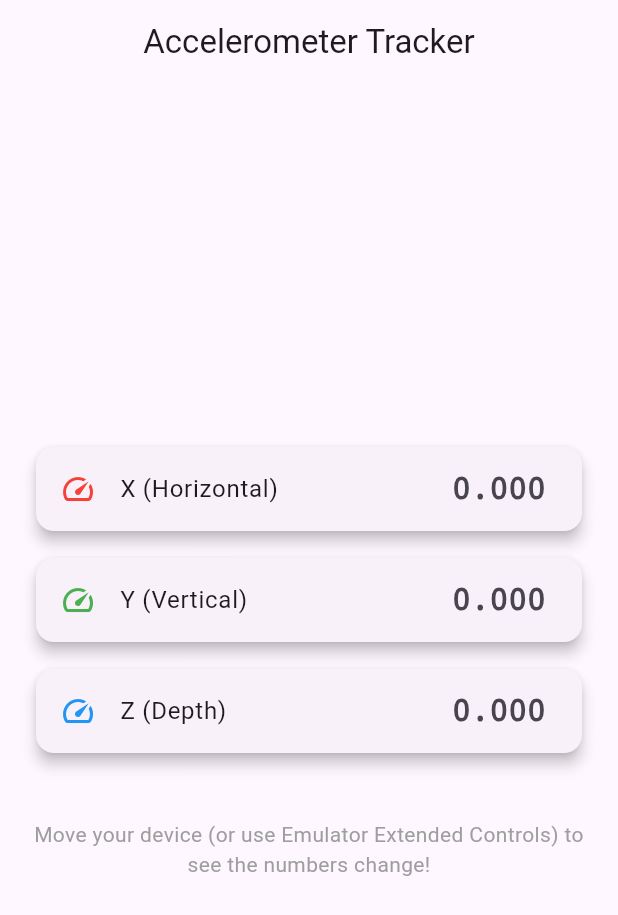
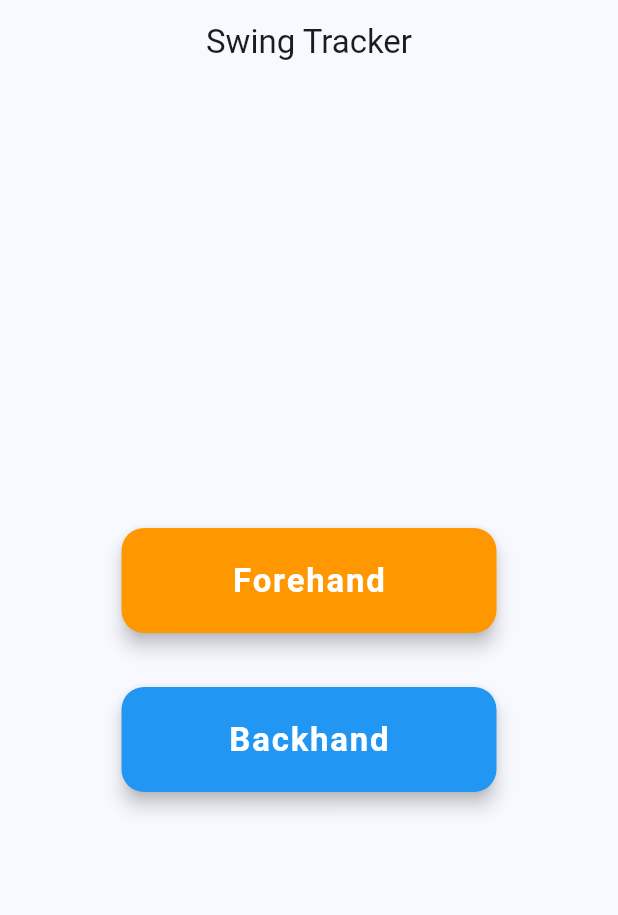
Before and after one commit to teodorkasap/flutter-extract-accelerometer-data-test, a Flutter app: the screen it shows after launch, on a phone screen of 412 x 824 dp. Shown: the top 915 px of the screen. Run offline on Flutter 3.47's test engine with Material 3 defaults, Android fonts, the phone set to English and light mode, and no system bars; our stand-ins replace sensors_plus.

Commit message:
implements app logic     1. selection screen     2. accelerometer_screen with data being shown
On branch selection-screen
Your branch is up to date with 'origin/selection-screen'.

Changes to be committed:
	modified:   lib/accelerometer_screen.dart
	modified:   lib/main.dart
	new file:   lib/selection_screen.dart
	new file:   lib/ui/shot_button.dart

```diff
--- a/lib/accelerometer_screen.dart
+++ b/lib/accelerometer_screen.dart
@@ -5,7 +5,8 @@ import 'ui/sensorDataCard.dart';
 
 
 class AccelerometerScreen extends StatefulWidget {
-  const AccelerometerScreen({super.key});
+  final String shotType;
+  const AccelerometerScreen({super.key, required this.shotType});
 
   @override
   State<AccelerometerScreen> createState() => _AccelerometerScreenState();
@@ -51,7 +52,7 @@ class _AccelerometerScreenState extends State<AccelerometerScreen> {
 
     return Scaffold(
       appBar: AppBar(
-        title: const Text('Accelerometer Tracker'),
+        title: Text('Recording ${widget.shotType}'),
         centerTitle: true,
       ),
       body: Center(
--- a/lib/main.dart
+++ b/lib/main.dart
@@ -1,7 +1,6 @@
-import 'dart:async';
 import 'package:flutter/material.dart';
-import 'package:sensors_plus/sensors_plus.dart';
-import 'accelerometer_screen.dart';
+import 'ui/shot_button.dart'; // Import the new widget
+import 'selection_screen.dart';
 
 void main() {
   runApp(const SensorApp());
@@ -14,12 +13,8 @@ class SensorApp extends StatelessWidget {
   Widget build(BuildContext context) {
     return MaterialApp(
       debugShowCheckedModeBanner: false,
-      title: 'Flutter Accelerator',
-      theme: ThemeData(
-        useMaterial3: true,
-        colorSchemeSeed: Colors.deepPurple,
-      ),
-      home: const AccelerometerScreen(),
+      theme: ThemeData(useMaterial3: true, colorSchemeSeed: Colors.blue),
+      home: const SelectionScreen(),
     );
   }
 }
--- /dev/null
+++ b/lib/selection_screen.dart
@@ -0,0 +1,42 @@
+import 'accelerometer_screen.dart';
+import 'ui/shot_button.dart';
+import 'package:flutter/material.dart';
+
+class SelectionScreen extends StatelessWidget {
+  const SelectionScreen({super.key});
+
+  // A helper method to keep the build method clean
+  void _goToRecording(BuildContext context, String type) {
+    Navigator.push(
+      context,
+      MaterialPageRoute(
+        builder: (context) => AccelerometerScreen(shotType: type),
+      ),
+    );
+  }
+
+  @override
+  Widget build(BuildContext context) {
+    return Scaffold(
+      appBar: AppBar(title: const Text('Swing Tracker'), centerTitle: true),
+      body: Center(
+        child: Column(
+          mainAxisAlignment: MainAxisAlignment.center,
+          children: [
+            ShotButton(
+              label: 'Forehand',
+              color: Colors.orange,
+              onPressed: () => _goToRecording(context, 'Forehand'),
+            ),
+            const SizedBox(height: 20),
+            ShotButton(
+              label: 'Backhand',
+              color: Colors.blue,
+              onPressed: () => _goToRecording(context, 'Backhand'),
+            ),
+          ],
+        ),
+      ),
+    );
+  }
+}
--- /dev/null
+++ b/lib/ui/shot_button.dart
@@ -0,0 +1,41 @@
+import 'package:flutter/material.dart';
+
+class ShotButton extends StatelessWidget {
+  final String label;
+  final Color color;
+  final VoidCallback onPressed; // This allows us to pass the navigation logic
+
+  const ShotButton({
+    super.key,
+    required this.label,
+    required this.color,
+    required this.onPressed,
+  });
+
+  @override
+  Widget build(BuildContext context) {
+    return Padding(
+      padding: const EdgeInsets.symmetric(vertical: 8.0),
+      child: ElevatedButton(
+        style: ElevatedButton.styleFrom(
+          backgroundColor: color,
+          foregroundColor: Colors.white,
+          minimumSize: const Size(250, 70), // Slightly larger for better UX
+          shape: RoundedRectangleBorder(
+            borderRadius: BorderRadius.circular(15),
+          ),
+          elevation: 5,
+        ),
+        onPressed: onPressed,
+        child: Text(
+          label,
+          style: const TextStyle(
+            fontSize: 22,
+            fontWeight: FontWeight.bold,
+            letterSpacing: 1.2,
+          ),
+        ),
+      ),
+    );
+  }
+}
```
